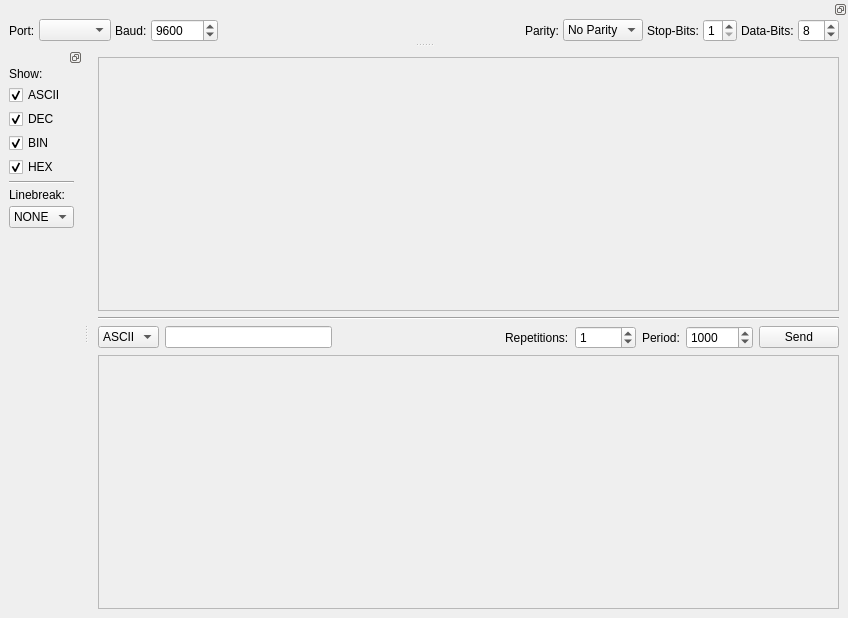
The window that Res/main.ui (aul12/SerialToolbox) describes before a commit, drawn with Qt 5.
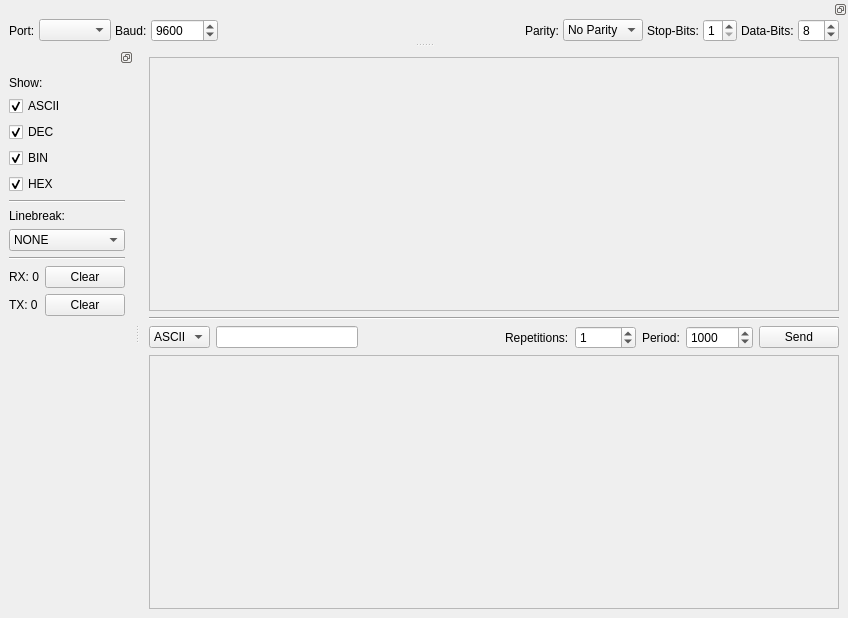
The same window after the commit.

```diff
--- a/Res/main.ui
+++ b/Res/main.ui
@@ -25,7 +25,7 @@
         <rect>
          <x>0</x>
          <y>0</y>
-         <width>740</width>
+         <width>657</width>
          <height>249</height>
         </rect>
        </property>
@@ -159,7 +159,7 @@
         <rect>
          <x>0</x>
          <y>0</y>
-         <width>740</width>
+         <width>657</width>
          <height>249</height>
         </rect>
        </property>
@@ -342,18 +342,6 @@
    </attribute>
    <widget class="QWidget" name="dockWidgetContents_5">
     <layout class="QVBoxLayout" name="verticalLayout">
-     <property name="spacing">
-      <number>4</number>
-     </property>
-     <property name="leftMargin">
-      <number>9</number>
-     </property>
-     <property name="topMargin">
-      <number>0</number>
-     </property>
-     <property name="bottomMargin">
-      <number>0</number>
-     </property>
      <item>
       <widget class="QLabel" name="label_2">
        <property name="text">
@@ -444,6 +432,49 @@
        </item>
       </widget>
      </item>
+     <item>
+      <widget class="Line" name="line_3">
+       <property name="orientation">
+        <enum>Qt::Horizontal</enum>
+       </property>
+      </widget>
+     </item>
+     <item>
+      <layout class="QHBoxLayout" name="horizontalLayout_5">
+       <item>
+        <widget class="QLabel" name="labelRx">
+         <property name="text">
+          <string>RX: 0</string>
+         </property>
+        </widget>
+       </item>
+       <item>
+        <widget class="QPushButton" name="buttonClearRx">
+         <property name="text">
+          <string>Clear</string>
+         </property>
+        </widget>
+       </item>
+      </layout>
+     </item>
+     <item>
+      <layout class="QHBoxLayout" name="horizontalLayout_4">
+       <item>
+        <widget class="QLabel" name="labelTx">
+         <property name="text">
+          <string>TX: 0</string>
+         </property>
+        </widget>
+       </item>
+       <item>
+        <widget class="QPushButton" name="buttonClearTx">
+         <property name="text">
+          <string>Clear</string>
+         </property>
+        </widget>
+       </item>
+      </layout>
+     </item>
      <item>
       <spacer name="verticalSpacer">
        <property name="orientation">
```
